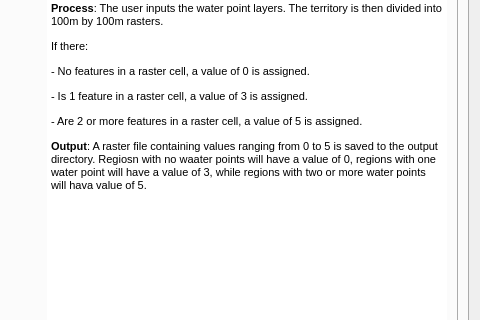
Above: gender_indicator_tool/gender_indicator_tool_dialog_base.ui from worldbank/GEEST before the change; both pictures show x 420 to 900 and y 294 to 614 of the 900 by 775 pixel window. Below: the same form after it.
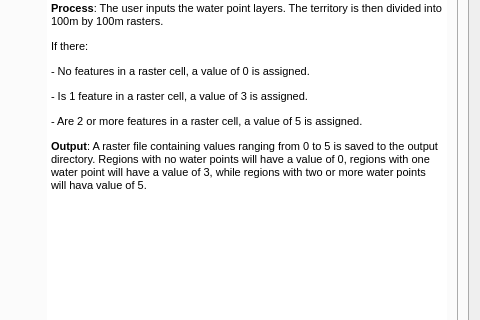
That is the form after the change. The open tabs and pages were chosen to show the change. Custom widgets are drawn as their Qt base class.

Commit message: Minor improvements to UI, updates version number and .zip

Patch:
```diff
--- a/gender_indicator_tool/gender_indicator_tool_dialog_base.ui
+++ b/gender_indicator_tool/gender_indicator_tool_dialog_base.ui
@@ -3237,7 +3237,7 @@
 &lt;p style=&quot; margin-top:12px; margin-bottom:12px; margin-left:0px; margin-right:0px; -qt-block-indent:0; text-indent:0px;&quot;&gt;&lt;span style=&quot; font-size:8pt;&quot;&gt;- No features in a raster cell, a value of 0 is assigned.&lt;/span&gt;&lt;/p&gt;
 &lt;p style=&quot; margin-top:12px; margin-bottom:12px; margin-left:0px; margin-right:0px; -qt-block-indent:0; text-indent:0px;&quot;&gt;&lt;span style=&quot; font-size:8pt;&quot;&gt;- Is 1 feature in a raster cell, a value of 3 is assigned.&lt;/span&gt;&lt;/p&gt;
 &lt;p style=&quot; margin-top:12px; margin-bottom:12px; margin-left:0px; margin-right:0px; -qt-block-indent:0; text-indent:0px;&quot;&gt;&lt;span style=&quot; font-size:8pt;&quot;&gt;- Are 2 or more features in a raster cell, a value of 5 is assigned.&lt;/span&gt;&lt;/p&gt;
-&lt;p style=&quot; margin-top:12px; margin-bottom:12px; margin-left:0px; margin-right:0px; -qt-block-indent:0; text-indent:0px;&quot;&gt;&lt;span style=&quot; font-size:8pt; font-weight:600;&quot;&gt;Output&lt;/span&gt;&lt;span style=&quot; font-size:8pt;&quot;&gt;: A raster file containing values ranging from 0 to 5 is saved to the output directory. Regiosn with no waater points will have a value of 0, regions with one water point will have a value of 3, while regions with two or more water points will hava value of 5.&lt;/span&gt;&lt;/p&gt;&lt;/body&gt;&lt;/html&gt;</string>
+&lt;p style=&quot; margin-top:12px; margin-bottom:12px; margin-left:0px; margin-right:0px; -qt-block-indent:0; text-indent:0px;&quot;&gt;&lt;span style=&quot; font-size:8pt; font-weight:600;&quot;&gt;Output&lt;/span&gt;&lt;span style=&quot; font-size:8pt;&quot;&gt;: A raster file containing values ranging from 0 to 5 is saved to the output directory. Regions with no water points will have a value of 0, regions with one water point will have a value of 3, while regions with two or more water points will hava value of 5.&lt;/span&gt;&lt;/p&gt;&lt;/body&gt;&lt;/html&gt;</string>
              </property>
             </widget>
            </item>
```
Left out of the diff: 25 changed lines with no effect on the pictures. The commit also changes 2 other files.
